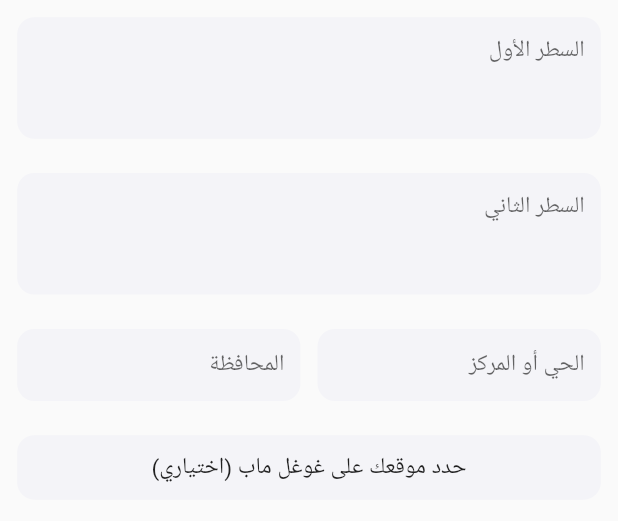
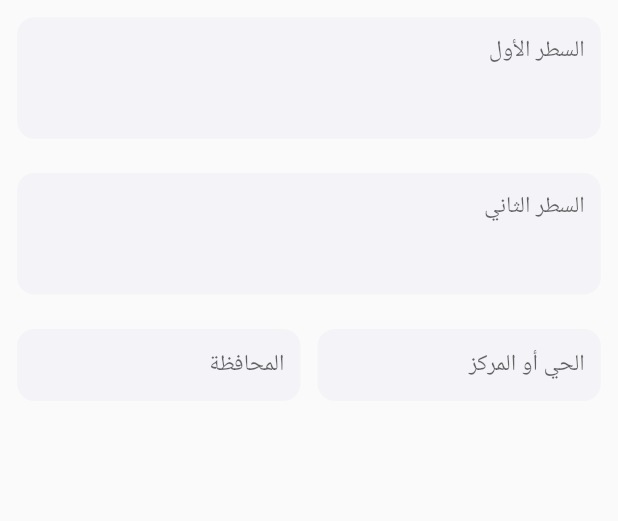
Before and after one commit to ahmed-nussair/rakhaa, a Flutter app: the NewAddress widget shown alone on an empty page, opened directly, on a phone screen of 412 x 824 dp. Shown: the top 521 px of the screen. Run offline on Flutter 3.47's test engine with Material 2 defaults, Android fonts, the phone set to English and light mode, and no system bars; our stand-ins replace device_info, geolocator, google_maps_flutter, toast.

Commit message:
new_address.dart edited.

```diff
--- a/lib/view/home_pages/checkout_pages/shipping_addresses_pages/new_address.dart
+++ b/lib/view/home_pages/checkout_pages/shipping_addresses_pages/new_address.dart
@@ -127,47 +127,48 @@ class _NewAddressState extends State<NewAddress> {
         //       inputType: TextInputType.numberWithOptions(
         //           decimal: false, signed: false)),
         // ),
-        Padding(
-          padding: EdgeInsets.all(_screenUtil.setWidth(30)),
-          child: GestureDetector(
-            onTap: () async {
-              Position position = await Geolocator.getCurrentPosition(
-                  desiredAccuracy: LocationAccuracy.high);
-              Navigator.of(context).push(MaterialPageRoute(
-                  builder: (context) => LocationMap(
-                        address:
-                            '${_line1Controller.text}\n${_line2Controller.text}',
-                        latitude: position.latitude,
-                        longitude: position.longitude,
-                        onLocationSpecifiedOnMap: (lat, lon) {
-                          setState(() {
-                            _latitude = lat;
-                            _longitude = lon;
-                          });
-                          print('Latitude: $_latitude');
-                          print('Longitude: $_longitude');
-                        },
-                        editing: true,
-                      )));
-            },
-            child: Container(
-              height: _screenUtil.setHeight(100),
-              decoration: BoxDecoration(
-                color: Color(0xfff4f4f8),
-                borderRadius: BorderRadius.circular(_screenUtil.setWidth(30)),
-              ),
-              alignment: Alignment.center,
-              child: Text(
-                _latitude > 0 && _longitude > 0
-                    ? '$_latitude, $_longitude'
-                    : 'حدد موقعك على غوغل ماب (اختياري)',
-                style: TextStyle(
-                  fontSize: _screenUtil.setSp(40),
-                ),
-              ),
-            ),
-          ),
-        ),
+
+        // Padding(
+        //   padding: EdgeInsets.all(_screenUtil.setWidth(30)),
+        //   child: GestureDetector(
+        //     onTap: () async {
+        //       Position position = await Geolocator.getCurrentPosition(
+        //           desiredAccuracy: LocationAccuracy.high);
+        //       Navigator.of(context).push(MaterialPageRoute(
+        //           builder: (context) => LocationMap(
+        //                 address:
+        //                     '${_line1Controller.text}\n${_line2Controller.text}',
+        //                 latitude: position.latitude,
+        //                 longitude: position.longitude,
+        //                 onLocationSpecifiedOnMap: (lat, lon) {
+        //                   setState(() {
+        //                     _latitude = lat;
+        //                     _longitude = lon;
+        //                   });
+        //                   print('Latitude: $_latitude');
+        //                   print('Longitude: $_longitude');
+        //                 },
+        //                 editing: true,
+        //               )));
+        //     },
+        //     child: Container(
+        //       height: _screenUtil.setHeight(100),
+        //       decoration: BoxDecoration(
+        //         color: Color(0xfff4f4f8),
+        //         borderRadius: BorderRadius.circular(_screenUtil.setWidth(30)),
+        //       ),
+        //       alignment: Alignment.center,
+        //       child: Text(
+        //         _latitude > 0 && _longitude > 0
+        //             ? '$_latitude, $_longitude'
+        //             : 'حدد موقعك على غوغل ماب (اختياري)',
+        //         style: TextStyle(
+        //           fontSize: _screenUtil.setSp(40),
+        //         ),
+        //       ),
+        //     ),
+        //   ),
+        // ),
       ],
     );
   }
```
